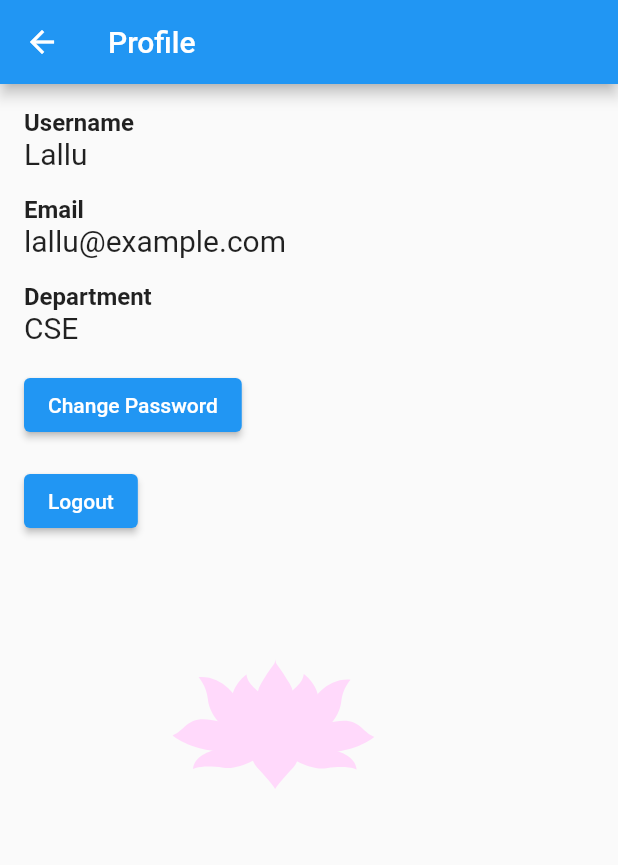
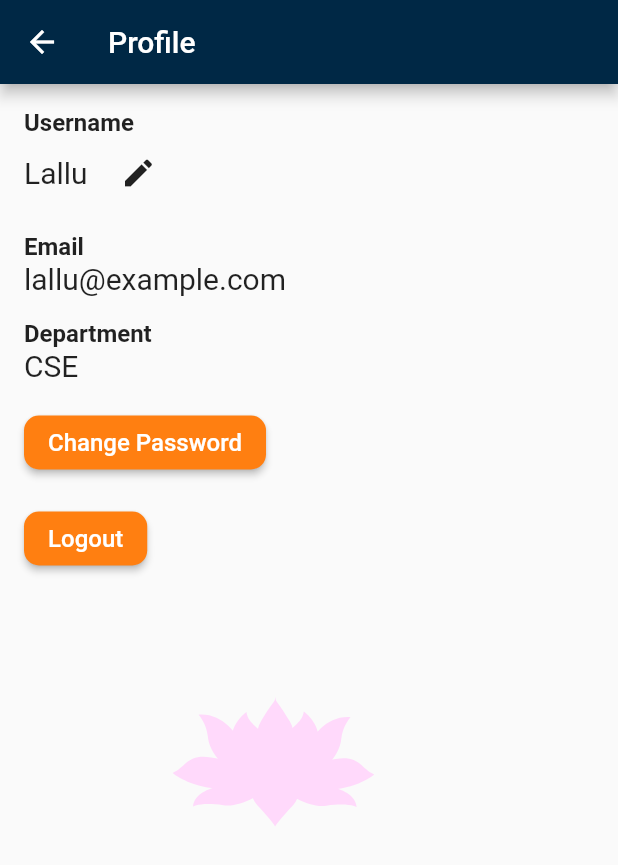
Before and after one commit to LalithGuptha/Admin_App_Anokha, a Flutter app: the ProfilePage screen opened directly, on a phone screen of 412 x 824 dp. Shown: the top 865 px of the screen. Run offline on Flutter 3.47's test engine with Material 2 defaults, Android fonts, the phone set to English and light mode, and no system bars; our stand-ins replace animated_splash_screen, hexcolor, lottie.

```diff
--- a/lib/screens/Signup.dart
+++ b/lib/screens/Signup.dart
@@ -12,13 +12,18 @@ class _Signup extends State<Signup>
 {
     var departments = ["AEE","AIE","ARE","CCE","CHE","CIE","CVI","CSE","CYS","EAC","ECE","EEE","EIE","ELC","MEE"];
     String dropdownvalue = 'CSE';
+    final blue="002845";
+    final white="FFFFFC";
+    final grey="BEB7A4";
+    final orange="FF7F11";
+    final red="FF3F00";
     @override
     Widget build(BuildContext context)
     {
       return MaterialApp(
         home: Scaffold(
           appBar:AppBar(
-            backgroundColor: HexColor("002845"),
+            backgroundColor: HexColor(blue),
             leading: IconButton(
               onPressed:(){
                 Navigator.pop(context);
@@ -34,7 +39,7 @@ class _Signup extends State<Signup>
                 child: Text("Signup",style: TextStyle(
                     fontSize: 40,
                     fontWeight: FontWeight.w500,
-                    color: HexColor("FF7F11")
+                    color: HexColor(orange)
                 ),
                   textAlign: TextAlign.center,
                 ) ,
@@ -98,7 +103,7 @@ class _Signup extends State<Signup>
                         SizedBox(width: 40,),
                         DropdownButton(
                             borderRadius: BorderRadius.circular(20),
-                            dropdownColor: HexColor("BEB7A4"),
+                            dropdownColor: HexColor(orange),
                             value: dropdownvalue,
                             icon: const Icon(Icons.keyboard_arrow_down),
                             items: departments.map((String departments){
--- a/lib/screens/create_event_page.dart
+++ b/lib/screens/create_event_page.dart
@@ -18,6 +18,11 @@ class _CreateEventState extends State<CreateEvent> {
   TextEditingController _startTimeController = TextEditingController();
   TextEditingController _endTimeController = TextEditingController();
   TextEditingController _venueController = TextEditingController();
+  final blue = "002845";
+  final white = "FFFFFC";
+  final grey = "BEB7A4";
+  final orange = "FF7F11";
+  final red = "FF3F00";
 
   @override
   Widget build(BuildContext context) {
@@ -141,12 +146,24 @@ class _CreateEventState extends State<CreateEvent> {
                       children: [
                         Checkbox(
                           value: _isPaid,
-                          onChanged: (bool? value) {
+                          onChanged: (bool? value){
                             setState(() {
-                              _isPaid = value!;
+                             _isPaid=value!;
                             });
                           },
                         ),
+                        if (_isPaid)
+                          TextField(
+                            controller: _venueController,
+                            decoration: InputDecoration(
+                              icon: const Icon(Icons.location_on),
+                              labelText: 'Venue',
+                              hintText: 'Venue',
+                              border: OutlineInputBorder(
+                                borderRadius: BorderRadius.circular(16),
+                              ),
+                            ),
+                          ),
                         const Text('Paid Event'),
                       ],
                     ),
@@ -160,7 +177,8 @@ class _CreateEventState extends State<CreateEvent> {
                         style: TextStyle(fontSize: 24),
                       ),
                       style: ElevatedButton.styleFrom(
-                        minimumSize: const Size(double.infinity, 50), backgroundColor: HexColor("FF7F11"),
+                        minimumSize: const Size(double.infinity, 50),
+                        backgroundColor: HexColor("FF7F11"),
                         shape: RoundedRectangleBorder(
                           borderRadius: BorderRadius.circular(16),
                         ),
@@ -175,6 +193,7 @@ class _CreateEventState extends State<CreateEvent> {
       ),
     );
   }
+
   void _showEventCreatedDialog(BuildContext context) {
     showDialog(
       context: context,
@@ -186,8 +205,10 @@ class _CreateEventState extends State<CreateEvent> {
             TextButton(
               onPressed: () {
                 Navigator.of(context).pop();
-                Navigator.push(context,
-                    MaterialPageRoute(builder: (context) => const Manageevent()));
+                Navigator.push(
+                    context,
+                    MaterialPageRoute(
+                        builder: (context) => const Manageevent()));
               },
               child: Text('View Created Events'),
             ),
--- a/lib/screens/daysCont.dart
+++ b/lib/screens/daysCont.dart
@@ -19,7 +19,11 @@ class _ButtonContainerState extends State<ButtonContainer> {
       'text': 'Content for Day 3',
     },
   ];
-
+  final blue="002845";
+  final white="FFFFFC";
+  final grey="BEB7A4";
+  final orange="FF7F11";
+  final red="FF3F00";
   void _onButtonPressed(int index) {
     setState(() {
       _selectedIndex = index;
--- a/lib/screens/profile.dart
+++ b/lib/screens/profile.dart
@@ -1,4 +1,6 @@
+import 'package:admin_app/screens/login.dart';
 import 'package:flutter/material.dart';
+import 'package:hexcolor/hexcolor.dart';
 import 'package:lottie/lottie.dart';
 
 class ProfilePage extends StatefulWidget {
@@ -12,33 +14,67 @@ class _ProfilePageState extends State<ProfilePage> {
   String _username = 'Lallu';
   String _email = 'lallu@example.com';
   String _department = 'CSE';
-
+  final blue="002845";
+  final white="FFFFFC";
+  final grey="BEB7A4";
+  final orange="FF7F11";
+  final red="FF3F00";
+  var isEdit=false;
   @override
   Widget build(BuildContext context) {
     return Scaffold(
       appBar: AppBar(
-        title: Text('Profile'),
+        title: const Text('Profile'),
+        backgroundColor: HexColor(blue),
       ),
       body: Padding(
         padding: const EdgeInsets.all(16.0),
         child: Column(
           crossAxisAlignment: CrossAxisAlignment.start,
           children: [
-            Text(
+            const Text(
               'Username',
               style: TextStyle(
                 fontSize: 16.0,
                 fontWeight: FontWeight.bold,
               ),
             ),
-            Text(
-              _username,
-              style: TextStyle(
-                fontSize: 20.0,
+            GestureDetector(
+              onTap: (){
+                setState(() {
+                  isEdit=true;
+                });
+              },
+              child: Row(
+                children: [
+                  Text(
+                    _username,
+                    style: const TextStyle(
+                      fontSize: 20.0,
+                    ),
+                  ),
+                  const SizedBox(width: 10,),
+                  IconButton(onPressed:(){
+                    setState(() {
+                      isEdit=true;
+                    });
+                  }, icon: Icon(Icons.edit)),
+                ],
               ),
             ),
-            SizedBox(height: 16.0),
-            Text(
+            if (isEdit)
+              TextFormField(
+                initialValue: _username,
+                onChanged: (value){
+                  setState(() {
+                    _username=value;
+                  });
+                },
+              ),
+
+
+            const SizedBox(height: 16.0),
+            const Text(
               'Email',
               style: TextStyle(
                 fontSize: 16.0,
@@ -47,12 +83,12 @@ class _ProfilePageState extends State<ProfilePage> {
             ),
             Text(
               _email,
-              style: TextStyle(
+              style: const TextStyle(
                 fontSize: 20.0,
               ),
             ),
-            SizedBox(height: 16.0),
-            Text(
+            const SizedBox(height: 16.0),
+            const Text(
               'Department',
               style: TextStyle(
                 fontSize: 16.0,
@@ -61,27 +97,40 @@ class _ProfilePageState extends State<ProfilePage> {
             ),
             Text(
               _department,
-              style: TextStyle(
+              style: const TextStyle(
                 fontSize: 20.0,
               ),
             ),
-            SizedBox(height: 16.0),
+            const SizedBox(height: 16.0),
             ElevatedButton(
               onPressed: () {
-                // TODO: Implement change password functionality
+                // TODO: change password functionality
               },
-              child: Text('Change Password'),
+              style: ElevatedButton.styleFrom(
+                backgroundColor: HexColor(orange),
+                shape: const RoundedRectangleBorder(
+                  borderRadius: BorderRadius.all(Radius.circular(10))
+                )
+              ),
+              child: const Text('Change Password',style: TextStyle(fontSize: 16),),
             ),
-            SizedBox(height: 16.0),
+            const SizedBox(height: 16.0),
             ElevatedButton(
               onPressed: () {
-                // TODO: Implement logout functionality
+                Navigator.push(context,
+                    MaterialPageRoute(builder: (context) => const Login()));
               },
-              child: Text('Logout'),
+              style: ElevatedButton.styleFrom(
+                backgroundColor: HexColor(orange),
+                shape:const RoundedRectangleBorder(
+                  borderRadius: BorderRadius.all(Radius.circular(10))
+                )
+              ),
+              child: const Text('Logout',style: TextStyle(fontSize: 16)),
             ),
-            SizedBox(height: 60,),
+            const SizedBox(height: 60,),
             Container(
-              margin: EdgeInsets.only(left: 80),
+              margin: const EdgeInsets.only(left: 80),
               child:Lottie.asset(
                 'assets/animations/9404-lotus-animation.json',
                 fit: BoxFit.contain,)
--- a/pubspec.yaml
+++ b/pubspec.yaml
@@ -39,6 +39,8 @@ dependencies:
   hexcolor: ^3.0.1
   animated_splash_screen: ^1.3.0
   http: ^0.13.5
+  giffy_dialog: ^1.8.0
+  flutter_beautiful_popup: ^1.7.0
 
 dev_dependencies:
   flutter_test:
```
Also changed, not shown: lib/screens/listofevents.dart (+51 -2 lines), pubspec.lock.
